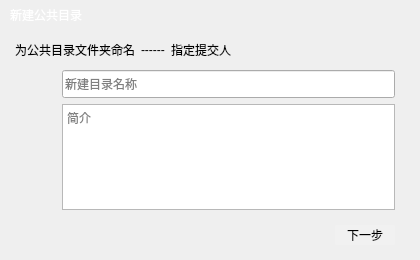
First picture: the form in MicroLib/MicroLib/Dialogs/newdirswidget.ui, repository lileimt/MicroLib, before the edit.
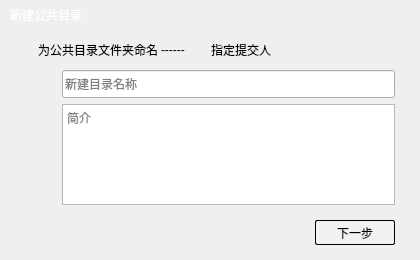
Second picture: the form after the edit. Icons and pictures are not drawn. Custom widgets are drawn as their Qt base class.

The edit to the form file:
```diff
--- a/MicroLib/MicroLib/Dialogs/newdirswidget.ui
+++ b/MicroLib/MicroLib/Dialogs/newdirswidget.ui
@@ -36,12 +36,22 @@
 QLabel#lblImage{
 	border-image: url(:/images/newdir);
 }
+QLabel#lblIcon{
+	border-image: url(:/images/fnum1);
+}
+QLabel#lblIcon2{
+	border-image: url(:/images/enum2);
+}
 QToolButton{
 	border:none;
 }
+QToolButton#btnClose{
+	border-image: url(:/images/close);
+}
 QToolButton#btnNext{
 	border-radius:2px;
 	background:#f1f1f1;
+	border:1px solid black;
 }
 </string>
   </property>
@@ -141,12 +151,34 @@
    </item>
    <item>
     <layout class="QHBoxLayout" name="horizontalLayout_4">
+     <property name="spacing">
+      <number>3</number>
+     </property>
      <property name="leftMargin">
       <number>15</number>
      </property>
      <property name="rightMargin">
       <number>15</number>
      </property>
+     <item>
+      <widget class="QLabel" name="lblIcon">
+       <property name="sizePolicy">
+        <sizepolicy hsizetype="Fixed" vsizetype="Fixed">
+         <horstretch>0</horstretch>
+         <verstretch>0</verstretch>
+        </sizepolicy>
+       </property>
+       <property name="minimumSize">
+        <size>
+         <width>20</width>
+         <height>20</height>
+        </size>
+       </property>
+       <property name="text">
+        <string/>
+       </property>
+      </widget>
+     </item>
      <item>
       <widget class="QLabel" name="lbl1">
        <property name="text">
@@ -164,6 +196,25 @@
        </property>
       </widget>
      </item>
+     <item>
+      <widget class="QLabel" name="lblIcon2">
+       <property name="sizePolicy">
+        <sizepolicy hsizetype="Fixed" vsizetype="Fixed">
+         <horstretch>0</horstretch>
+         <verstretch>0</verstretch>
+        </sizepolicy>
+       </property>
+       <property name="minimumSize">
+        <size>
+         <width>20</width>
+         <height>20</height>
+        </size>
+       </property>
+       <property name="text">
+        <string/>
+       </property>
+      </widget>
+     </item>
      <item>
       <widget class="QLabel" name="lbl2">
        <property name="text">
@@ -293,8 +344,8 @@
       <widget class="QToolButton" name="btnNext">
        <property name="minimumSize">
         <size>
-         <width>60</width>
-         <height>20</height>
+         <width>80</width>
+         <height>25</height>
         </size>
        </property>
        <property name="text">
```
Left out of the diff: 2 changed lines with no effect on the pictures.
